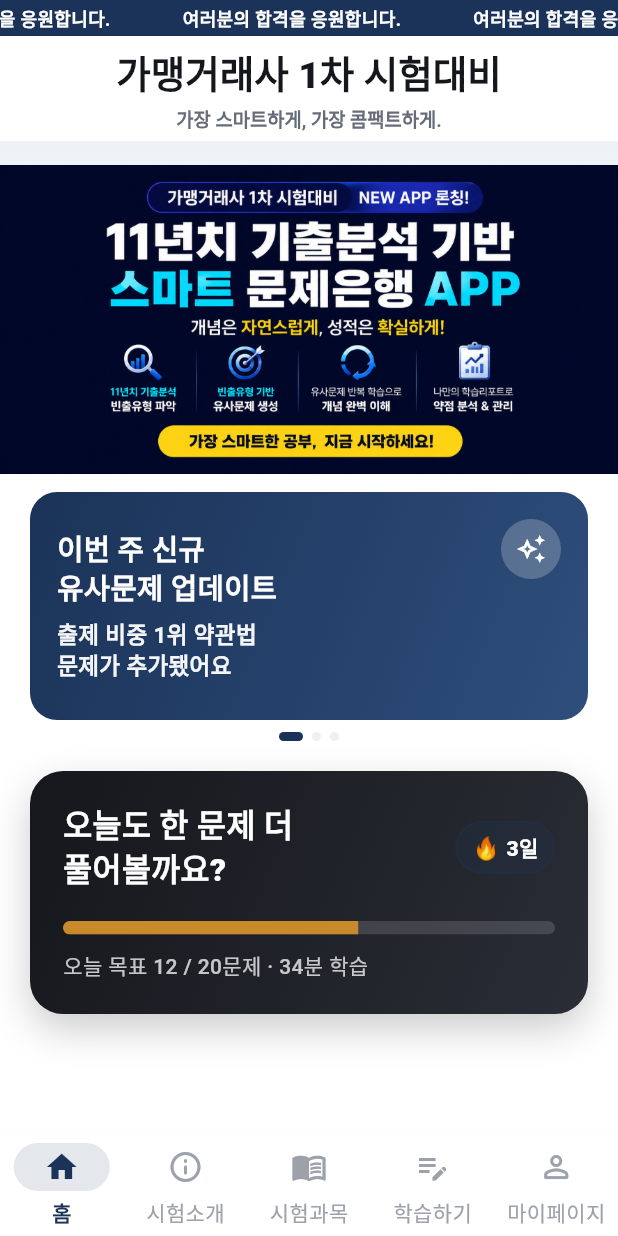
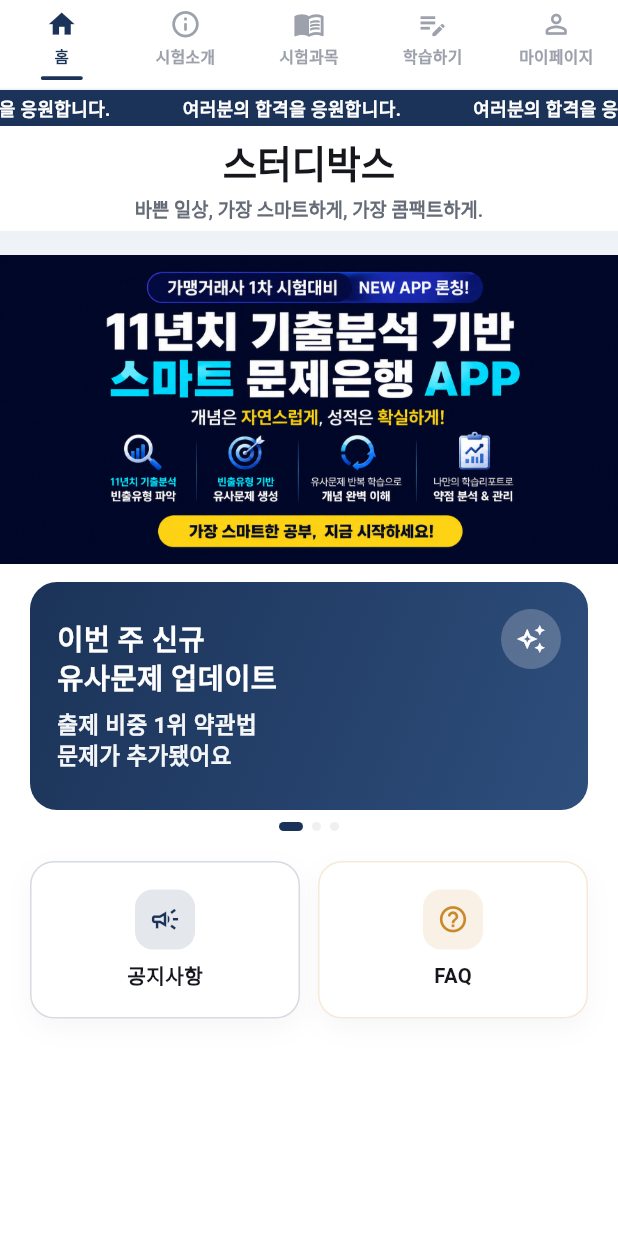
Before and after one commit to chj927il-arch/gamyeong-exam, a Flutter app: the RootScreen screen opened directly, on a phone screen of 412 x 824 dp. Run offline on Flutter 3.47's test engine with Material 3 defaults, Android fonts, the phone set to English and light mode, and no system bars; our stand-ins replace google_fonts; Roboto replaces fonts that are missing (Pretendard).

Commit message:
Rebrand to 스터디박스, move nav to top, restructure home/mypage, switch font
- Bottom tab bar moved above the top banner/title area
- App name changed to 스터디박스 with new tagline across splash/home/title
- Today's-goal progress card moved from Home into My Page
- Home now surfaces 공지사항/FAQ shortcuts below the banners
- Replaced bundled Pretendard with Google Fonts' Gothic A1 theme-wide

```diff
--- a/app/lib/main.dart
+++ b/app/lib/main.dart
@@ -12,7 +12,7 @@
   @override
   Widget build(BuildContext context) {
     return MaterialApp(
-      title: '가맹거래사 1차 시험대비',
+      title: '스터디박스',
       theme: AppTheme.light(),
       home: const SplashScreen(),
       // 웹/데스크톱 브라우저처럼 화면이 넓을 때도 폰 앱처럼 보이도록 폭 제한
--- /dev/null
+++ b/app/lib/screens/faq_screen.dart
@@ -0,0 +1,85 @@
+import 'package:flutter/material.dart';
+import '../theme/app_theme.dart';
+
+class _Faq {
+  final String question;
+  final String answer;
+  const _Faq({required this.question, required this.answer});
+}
+
+const _faqs = [
+  _Faq(
+    question: '유사문제는 어떤 기준으로 만들어지나요?',
+    answer: '최근 11개년(제15회~제24회) 기출 440문항을 직접 분석해 출제비중이 높은 챕터부터 순서대로 유사문제를 구성했습니다.',
+  ),
+  _Faq(
+    question: '오답노트는 어떻게 이용하나요?',
+    answer: '문제를 틀리면 자동으로 오답노트에 담깁니다. 마이페이지 > 오답노트에서 언제든 다시 풀어보고, 필요 없으면 목록에서 삭제할 수 있습니다.',
+  ),
+  _Faq(
+    question: '학습 기록이 저장되나요?',
+    answer: '현재 버전은 데모용으로, 학습 기록은 앱을 새로고침하면 초기화됩니다. 정식 버전에서는 계정별로 기록이 저장될 예정입니다.',
+  ),
+  _Faq(
+    question: '비밀번호를 잊어버렸어요.',
+    answer: '로그인 화면의 \'아이디/비밀번호 찾기\' 메뉴를 이용해주세요.',
+  ),
+];
+
+/// FAQ — 자주 묻는 질문 (모의 데이터).
+class FaqScreen extends StatelessWidget {
+  const FaqScreen({super.key});
+
+  @override
+  Widget build(BuildContext context) {
+    return Scaffold(
+      appBar: AppBar(title: const Text('자주 묻는 질문'), centerTitle: false),
+      body: ListView.separated(
+        padding: const EdgeInsets.fromLTRB(20, 16, 20, 24),
+        itemCount: _faqs.length,
+        separatorBuilder: (context, index) => const SizedBox(height: 10),
+        itemBuilder: (context, index) {
+          final faq = _faqs[index];
+          return Theme(
+            data: Theme.of(context).copyWith(dividerColor: Colors.transparent),
+            child: Container(
+              decoration: BoxDecoration(
+                color: Colors.white,
+                borderRadius: BorderRadius.circular(14),
+                border: Border.all(color: AppColors.glassBorder),
+              ),
+              clipBehavior: Clip.antiAlias,
+              child: ExpansionTile(
+                iconColor: AppColors.primary,
+                collapsedIconColor: AppColors.textMuted,
+                title: Row(
+                  children: [
+                    const Text('Q', style: TextStyle(color: AppColors.primary, fontWeight: FontWeight.w900, fontSize: 15)),
+                    const SizedBox(width: 8),
+                    Expanded(
+                      child: Text(faq.question, style: const TextStyle(fontSize: 14.5, fontWeight: FontWeight.w700, color: AppColors.textPrimary)),
+                    ),
+                  ],
+                ),
+                childrenPadding: const EdgeInsets.fromLTRB(20, 0, 20, 16),
+                expandedCrossAxisAlignment: CrossAxisAlignment.start,
+                children: [
+                  Row(
+                    crossAxisAlignment: CrossAxisAlignment.start,
+                    children: [
+                      const Text('A', style: TextStyle(color: AppColors.accentGold, fontWeight: FontWeight.w900, fontSize: 15)),
+                      const SizedBox(width: 8),
+                      Expanded(
+                        child: Text(faq.answer, style: const TextStyle(fontSize: 13.5, height: 1.5, color: AppColors.textSecondary, fontWeight: FontWeight.w500)),
+                      ),
+                    ],
+                  ),
+                ],
+              ),
+            ),
+          );
+        },
+      ),
+    );
+  }
+}
--- a/app/lib/screens/home_screen.dart
+++ b/app/lib/screens/home_screen.dart
@@ -1,8 +1,9 @@
 import 'package:flutter/material.dart';
-import '../data/study_stats.dart';
 import '../theme/app_theme.dart';
 import '../widgets/launch_banner.dart';
 import '../widgets/rolling_banner.dart';
+import 'faq_screen.dart';
+import 'notice_screen.dart';
 
 class HomeScreen extends StatelessWidget {
   const HomeScreen({super.key});
@@ -21,7 +22,7 @@
             children: const [
               RollingBanner(),
               SizedBox(height: 20),
-              _TodayHeader(),
+              _QuickMenuRow(),
             ],
           ),
         ),
@@ -30,86 +31,77 @@
   }
 }
 
-class _TodayHeader extends StatelessWidget {
-  const _TodayHeader();
+class _QuickMenuRow extends StatelessWidget {
+  const _QuickMenuRow();
+
+  @override
+  Widget build(BuildContext context) {
+    return Row(
+      children: [
+        Expanded(
+          child: _QuickMenuCard(
+            icon: Icons.campaign_outlined,
+            label: '공지사항',
+            color: AppColors.primary,
+            onTap: () => Navigator.of(context).push(MaterialPageRoute(builder: (_) => const NoticeScreen())),
+          ),
+        ),
+        const SizedBox(width: 12),
+        Expanded(
+          child: _QuickMenuCard(
+            icon: Icons.help_outline_rounded,
+            label: 'FAQ',
+            color: AppColors.accentGold,
+            onTap: () => Navigator.of(context).push(MaterialPageRoute(builder: (_) => const FaqScreen())),
+          ),
+        ),
+      ],
+    );
+  }
+}
+
+class _QuickMenuCard extends StatelessWidget {
+  final IconData icon;
+  final String label;
+  final Color color;
+  final VoidCallback onTap;
+  const _QuickMenuCard({required this.icon, required this.label, required this.color, required this.onTap});
 
   @override
   Widget build(BuildContext context) {
     return Container(
-      padding: const EdgeInsets.all(22),
       decoration: BoxDecoration(
-        borderRadius: BorderRadius.circular(22),
-        gradient: const LinearGradient(
-          begin: Alignment.topLeft,
-          end: Alignment.bottomRight,
-          colors: [AppColors.ink, Color(0xFF2A2D35)],
-        ),
+        color: Colors.white,
+        borderRadius: BorderRadius.circular(16),
+        border: Border.all(color: color.withValues(alpha: 0.18)),
         boxShadow: [
-          BoxShadow(color: AppColors.ink.withValues(alpha: 0.22), blurRadius: 22, offset: const Offset(0, 10)),
+          BoxShadow(color: Colors.black.withValues(alpha: 0.035), blurRadius: 14, offset: const Offset(0, 6)),
         ],
       ),
-      child: Column(
-        crossAxisAlignment: CrossAxisAlignment.start,
-        children: [
-          Row(
-            mainAxisAlignment: MainAxisAlignment.spaceBetween,
-            children: [
-              const Expanded(
-                child: Text(
-                  '오늘도 한 문제 더\n풀어볼까요?',
-                  style: TextStyle(
-                    color: Colors.white,
-                    fontSize: 21,
-                    fontWeight: FontWeight.w800,
-                    height: 1.3,
-                  ),
+      child: Material(
+        color: Colors.transparent,
+        borderRadius: BorderRadius.circular(16),
+        clipBehavior: Clip.antiAlias,
+        child: InkWell(
+          onTap: onTap,
+          child: Padding(
+            padding: const EdgeInsets.symmetric(vertical: 18),
+            child: Column(
+              children: [
+                Container(
+                  width: 40,
+                  height: 40,
+                  alignment: Alignment.center,
+                  decoration: BoxDecoration(color: color.withValues(alpha: 0.12), borderRadius: BorderRadius.circular(12)),
+                  child: Icon(icon, size: 21, color: color),
                 ),
-              ),
-              const _StreakBadge(days: StudyStats.streakDays),
-            ],
-          ),
-          const SizedBox(height: 20),
-          ClipRRect(
-            borderRadius: BorderRadius.circular(999),
-            child: LinearProgressIndicator(
-              value: StudyStats.todaySolved / StudyStats.todayGoal,
-              minHeight: 9,
-              backgroundColor: Colors.white.withValues(alpha: 0.14),
-              valueColor: const AlwaysStoppedAnimation(AppColors.accentGold),
+                const SizedBox(height: 8),
+                Text(label, style: const TextStyle(fontSize: 13.5, fontWeight: FontWeight.w700, color: AppColors.textPrimary)),
+              ],
             ),
           ),
-          const SizedBox(height: 10),
-          Text(
-            '오늘 목표 ${StudyStats.todaySolved} / ${StudyStats.todayGoal}문제 · ${StudyStats.todayMinutes}분 학습',
-            style: TextStyle(color: Colors.white.withValues(alpha: 0.75), fontSize: 14, fontWeight: FontWeight.w500),
-          ),
-        ],
+        ),
       ),
     );
   }
 }
-
-class _StreakBadge extends StatelessWidget {
-  final int days;
-  const _StreakBadge({required this.days});
-
-  @override
-  Widget build(BuildContext context) {
-    return Container(
-      padding: const EdgeInsets.symmetric(horizontal: 10, vertical: 6),
-      decoration: BoxDecoration(
-        color: AppColors.primary.withValues(alpha: 0.22),
-        borderRadius: BorderRadius.circular(999),
-        border: Border.all(color: AppColors.primary.withValues(alpha: 0.4)),
-      ),
-      child: Row(
-        mainAxisSize: MainAxisSize.min,
-        children: [
-          const Text('🔥', style: TextStyle(fontSize: 15)),
-          const SizedBox(width: 4),
-          Text('$days일', style: const TextStyle(color: Colors.white, fontWeight: FontWeight.w800, fontSize: 14)),
-        ],
-      ),
-    );
-  }
-}
--- a/app/lib/screens/root_screen.dart
+++ b/app/lib/screens/root_screen.dart
@@ -9,7 +9,23 @@
 import 'study_screen.dart';
 
 const double _kEncourageBarHeight = 24;
+const double _kTopNavHeight = 60;
 const int _kTabCount = 5;
+
+class _NavItem {
+  final IconData icon;
+  final IconData selectedIcon;
+  final String label;
+  const _NavItem(this.icon, this.selectedIcon, this.label);
+}
+
+const _navItems = [
+  _NavItem(Icons.home_outlined, Icons.home, '홈'),
+  _NavItem(Icons.info_outline_rounded, Icons.info_rounded, '시험소개'),
+  _NavItem(Icons.menu_book_outlined, Icons.menu_book_rounded, '시험과목'),
+  _NavItem(Icons.edit_note_outlined, Icons.edit_note_rounded, '학습하기'),
+  _NavItem(Icons.person_outline_rounded, Icons.person_rounded, '마이페이지'),
+];
 
 class RootScreen extends StatefulWidget {
   const RootScreen({super.key});
@@ -55,12 +71,13 @@
 
     return Scaffold(
       appBar: PreferredSize(
-        preferredSize: Size.fromHeight(_kEncourageBarHeight + titleBarHeight),
+        preferredSize: Size.fromHeight(_kTopNavHeight + _kEncourageBarHeight + titleBarHeight),
         child: SafeArea(
           bottom: false,
           child: Column(
             mainAxisSize: MainAxisSize.min,
             children: [
+              _TopNavBar(selectedIndex: _tabIndex, onSelected: _onDestinationSelected),
               const _EncourageBar(),
               AppBar(
                 toolbarHeight: titleBarHeight,
@@ -68,10 +85,10 @@
                     ? const Column(
                         mainAxisSize: MainAxisSize.min,
                         children: [
-                          Text('가맹거래사 1차 시험대비', style: TextStyle(fontWeight: FontWeight.w900, fontSize: 25)),
+                          Text('스터디박스', style: TextStyle(fontWeight: FontWeight.w900, fontSize: 25)),
                           SizedBox(height: 3),
                           Text(
-                            '가장 스마트하게, 가장 콤팩트하게.',
+                            '바쁜 일상, 가장 스마트하게, 가장 콤팩트하게.',
                             style: TextStyle(fontWeight: FontWeight.w600, fontSize: 12.5, color: AppColors.textSecondary),
                           ),
                         ],
@@ -91,36 +108,62 @@
           ),
         ),
       ),
-      bottomNavigationBar: NavigationBar(
-        selectedIndex: _tabIndex,
-        onDestinationSelected: _onDestinationSelected,
-        destinations: const [
-          NavigationDestination(
-            icon: Icon(Icons.home_outlined),
-            selectedIcon: Icon(Icons.home),
-            label: '홈',
+    );
+  }
+}
+
+/// 상단 탭 메뉴 — 기존 하단 네비게이션을 상단 배너 위로 옮긴 형태.
+class _TopNavBar extends StatelessWidget {
+  final int selectedIndex;
+  final ValueChanged<int> onSelected;
+  const _TopNavBar({required this.selectedIndex, required this.onSelected});
+
+  @override
+  Widget build(BuildContext context) {
+    return Container(
+      height: _kTopNavHeight,
+      decoration: BoxDecoration(
+        color: AppColors.bgBase,
+        border: Border(bottom: BorderSide(color: AppColors.glassBorder.withValues(alpha: 0.8))),
       ),
-          NavigationDestination(
-            icon: Icon(Icons.info_outline_rounded),
-            selectedIcon: Icon(Icons.info_rounded),
-            label: '시험소개',
+      child: Row(
+        children: List.generate(_navItems.length, (i) {
+          final item = _navItems[i];
+          final selected = i == selectedIndex;
+          final color = selected ? AppColors.primary : AppColors.textMuted;
+          return Expanded(
+            child: Material(
+              color: Colors.transparent,
+              child: InkWell(
+                onTap: () => onSelected(i),
+                child: Column(
+                  mainAxisAlignment: MainAxisAlignment.center,
+                  children: [
+                    Icon(selected ? item.selectedIcon : item.icon, size: 21, color: color),
+                    const SizedBox(height: 3),
+                    Text(
+                      item.label,
+                      style: TextStyle(
+                        fontSize: 10.5,
+                        fontWeight: selected ? FontWeight.w800 : FontWeight.w600,
+                        color: color,
                       ),
-          NavigationDestination(
-            icon: Icon(Icons.menu_book_outlined),
-            selectedIcon: Icon(Icons.menu_book_rounded),
-            label: '시험과목',
                     ),
-          NavigationDestination(
-            icon: Icon(Icons.edit_note_outlined),
-            selectedIcon: Icon(Icons.edit_note_rounded),
-            label: '학습하기',
+                    const SizedBox(height: 6),
+                    Container(
+                      height: 2.5,
+                      width: 28,
+                      decoration: BoxDecoration(
+                        color: selected ? AppColors.primary : Colors.transparent,
+                        borderRadius: BorderRadius.circular(999),
                       ),
-          NavigationDestination(
-            icon: Icon(Icons.person_outline_rounded),
-            selectedIcon: Icon(Icons.person_rounded),
-            label: '마이페이지',
                     ),
                   ],
+                ),
+              ),
+            ),
+          );
+        }),
       ),
     );
   }
--- a/app/lib/screens/splash_screen.dart
+++ b/app/lib/screens/splash_screen.dart
@@ -117,7 +117,7 @@
                     ),
                     const Spacer(flex: 3),
                     const Text(
-                      '가맹거래사',
+                      '스터디박스',
                       style: TextStyle(
                         color: Colors.white,
                         fontSize: 52,
@@ -131,15 +131,17 @@
                       children: [
                         Container(width: 28, height: 4, color: AppColors.accentGold),
                         const SizedBox(width: 10),
-                        const Text(
-                          '1차 시험대비',
-                          style: TextStyle(color: Colors.white, fontSize: 24, fontWeight: FontWeight.w700, letterSpacing: -0.3),
+                        const Expanded(
+                          child: Text(
+                            '가맹거래사 1차 시험대비',
+                            style: TextStyle(color: Colors.white, fontSize: 19, fontWeight: FontWeight.w700, letterSpacing: -0.3),
+                          ),
                         ),
                       ],
                     ),
                     const SizedBox(height: 18),
                     Text(
-                      '가장 스마트하게, 가장 콤팩트하게.',
+                      '바쁜 일상, 가장 스마트하게, 가장 콤팩트하게.',
                       style: TextStyle(color: Colors.white.withValues(alpha: 0.82), fontSize: 15.5, fontWeight: FontWeight.w600),
                     ),
                     const Spacer(flex: 2),
@@ -159,7 +161,7 @@
                       mainAxisAlignment: MainAxisAlignment.spaceBetween,
                       children: [
                         Text(
-                          'GAMYEONG EXAM PREP',
+                          'STUDY BOX',
                           style: TextStyle(color: Colors.white.withValues(alpha: 0.55), fontSize: 11, fontWeight: FontWeight.w700, letterSpacing: 1.4),
                         ),
                         SizedBox(
```
Also changed, not shown: app/lib/screens/mypage_screen.dart (+86 -0 lines), app/lib/screens/notice_screen.dart (added, +74 -0 lines), app/lib/theme/app_theme.dart (+2 -5 lines), app/pubspec.yaml (+1 -14 lines), 2 other files. Lines whose indentation alone changed are shown as unchanged.
